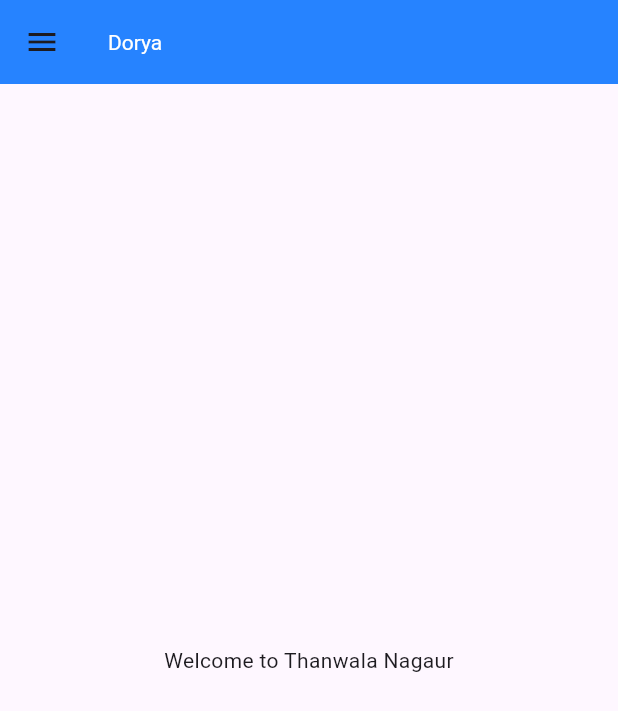
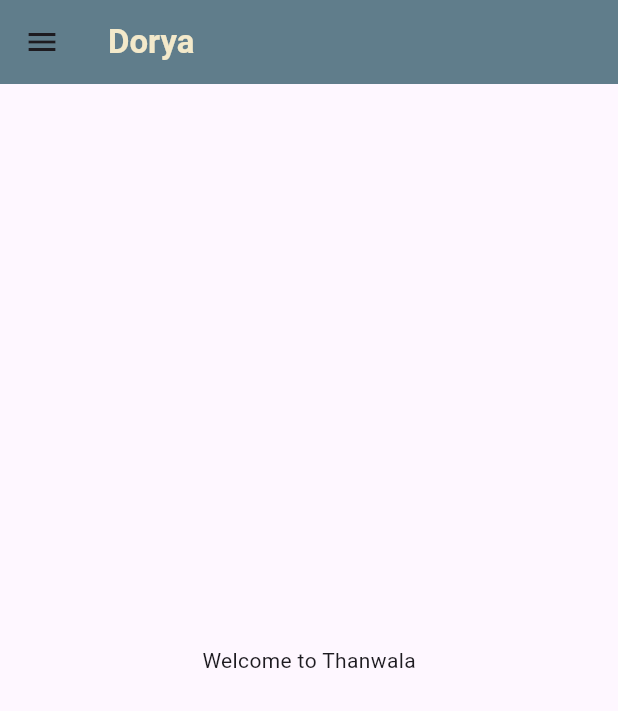
Before and after one commit to billy0777/flutterle, a Flutter app: the screen it shows after launch, on a phone screen of 412 x 824 dp. Shown: the top 711 px of the screen. Run offline on Flutter 3.47's test engine with Material 3 defaults, Android fonts, the phone set to English and light mode, and no system bars.

Commit message:
day3 complete

```diff
--- a/lib/main.dart
+++ b/lib/main.dart
@@ -1,4 +1,5 @@
-import 'package:dorya/homepage.dart';
+import 'package:dorya/pages/homepage.dart';
+import 'package:dorya/pages/settingpage.dart';
 import 'package:flutter/material.dart';
 
 void main() {
@@ -10,6 +11,14 @@ class MyApp extends StatelessWidget {
 
   @override
   Widget build(BuildContext context) {
-    return MaterialApp(home: HomePage());
+    return MaterialApp(
+      darkTheme: ThemeData(
+        brightness: Brightness.dark,
+      ),
+      routes: {
+        "/": (context) => HomePage(),
+        "/setting": (context) => SettingPage()
+      },
+    );
   }
 }
--- a/lib/homepage.dart
+++ b/lib/pages/homepage.dart
@@ -7,13 +7,17 @@ class HomePage extends StatelessWidget {
   Widget build(BuildContext context) {
     return Scaffold(
       appBar: AppBar(
-        title: Text("Dorya"),
-        titleTextStyle: TextStyle(color: Colors.white),
-        backgroundColor: Color.fromARGB(221, 5, 113, 255),
+        title: Text(
+          "Dorya",
+          style: TextStyle(
+              color: const Color.fromARGB(255, 243, 233, 202),
+              fontWeight: FontWeight.w700),
+        ),
+        backgroundColor: Colors.blueGrey,
       ),
       body: Center(
         child: Container(
-          child: Text("Welcome to Thanwala Nagaur"),
+          child: Text("Welcome to Thanwala"),
         ),
       ),
       drawer: Drawer(),
--- /dev/null
+++ b/lib/pages/settingpage.dart
@@ -0,0 +1,12 @@
+import 'package:flutter/material.dart';
+
+class SettingPage extends StatelessWidget {
+  const SettingPage({super.key});
+
+  @override
+  Widget build(BuildContext context) {
+    return Material(
+      child: Center(child: Text("Setting")),
+    );
+  }
+}
```
